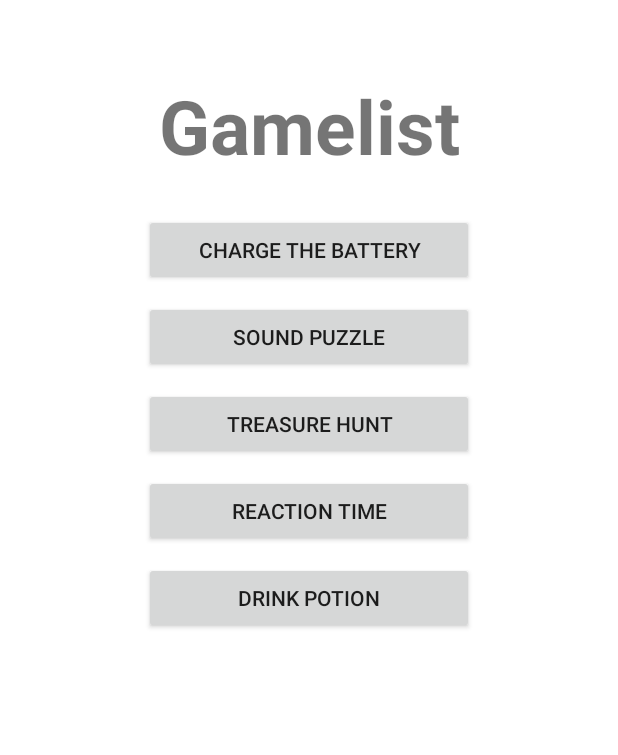
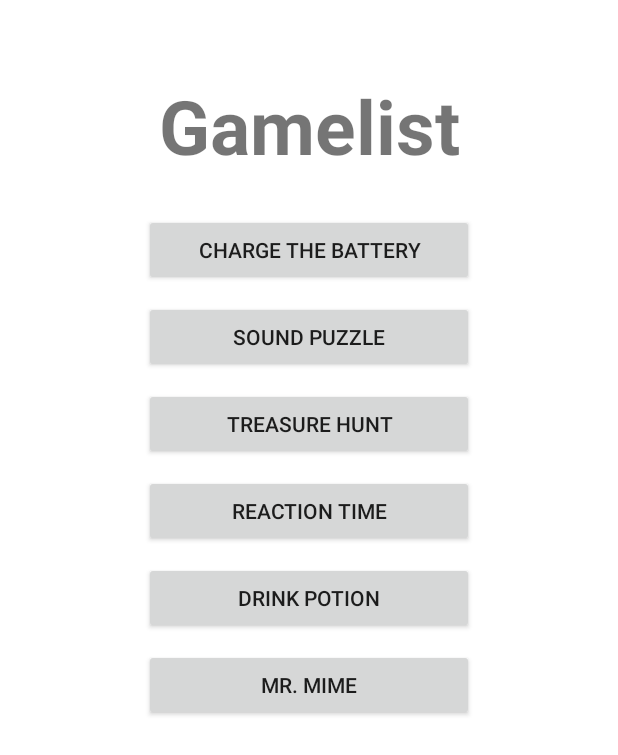
Before and after one commit to Sumsar8920/P9, an Android app: the GameScreen screen opened directly, with no data from a screen before it, on a phone screen of 412 x 824 dp. Shown: the top 755 px of the screen. Run offline under Robolectric (Android 15) with nearby library versions, the phone set to English and light mode, and no system bars.

Commit message:
Mr. Mime and drinking game working for co-design session
yo

```diff
--- a/P9/app/src/main/res/layout/activity_game_screen.xml
+++ b/P9/app/src/main/res/layout/activity_game_screen.xml
@@ -59,5 +59,13 @@
         android:text="Drink potion"
         android:layout_marginTop="10dp"/>
 
+    <Button
+        android:layout_width="220dp"
+        android:layout_height="wrap_content"
+        android:layout_gravity="center"
+        android:onClick="mrMime"
+        android:text="Mr. Mime"
+        android:layout_marginTop="10dp"/>
+
 
 </LinearLayout>
```
Also changed, not shown: P9/app/src/main/java/com/example/rasmus/p9/MrMime.java (+12 -16 lines).
